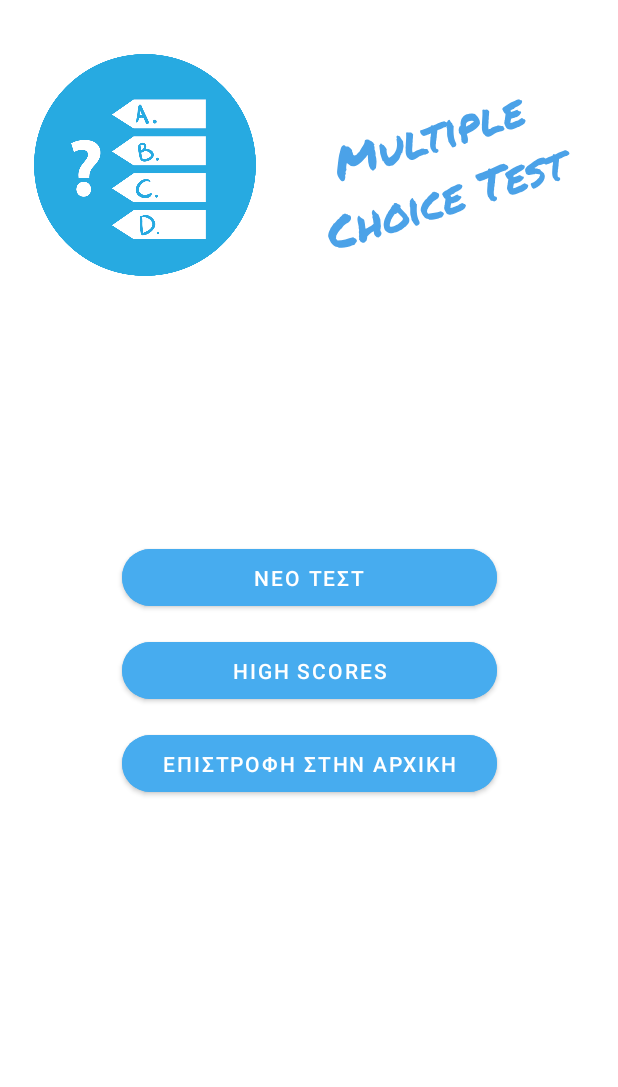
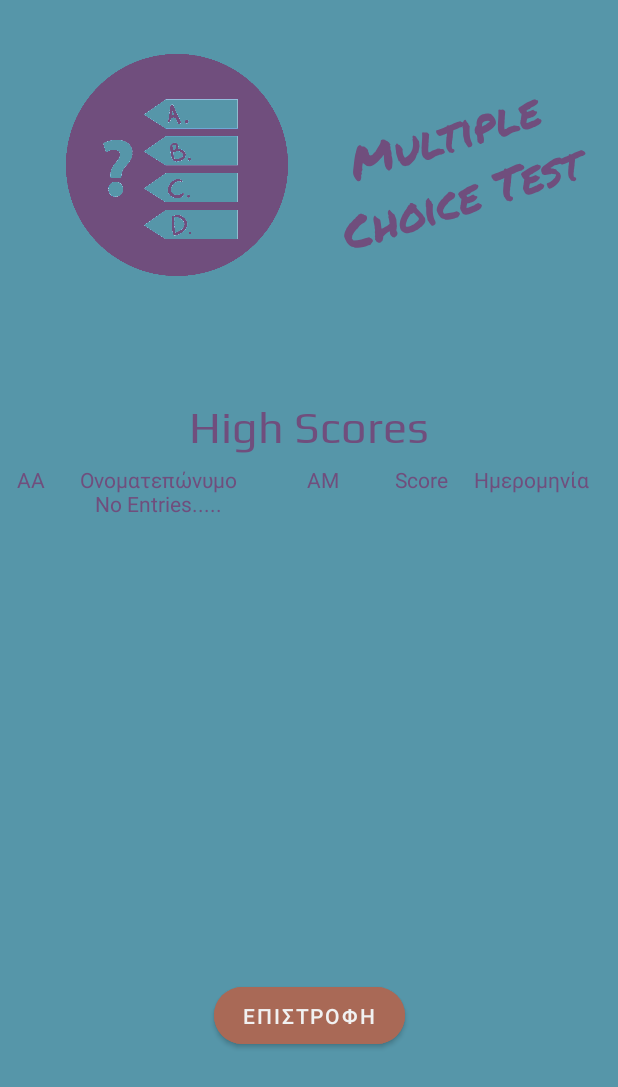
Before and after one commit to jimdoudev/multiple-choice-android, an Android app: the Menu screen opened directly, with no data from a screen before it, after a tap on "HIGH SCORES", on a phone screen of 412 x 824 dp. Shown: the top 1087 px of the screen. Run offline under Robolectric (Android 15) with nearby library versions, the phone set to English and light mode, and no system bars.

Commit message:
HighScores Activity and New Color Style

```diff
--- /dev/null
+++ b/app/src/main/java/com/example/multiplechoiceproject/HighScores.java
@@ -0,0 +1,72 @@
+package com.example.multiplechoiceproject;
+
+import androidx.appcompat.app.AppCompatActivity;
+
+import android.database.Cursor;
+import android.database.sqlite.SQLiteDatabase;
+import android.os.Bundle;
+import android.view.View;
+import android.view.Window;
+import android.view.WindowManager;
+import android.widget.Button;
+import android.widget.TextView;
+
+public class HighScores extends AppCompatActivity {
+
+    TextView TvAA;
+    TextView TvFullName;
+    TextView TvAM;
+    TextView TvHighScore;
+    TextView TvDate;
+    SQLiteDatabase DB;
+    Button BtMen;
+
+    @Override
+    protected void onCreate(Bundle savedInstanceState) {
+        super.onCreate(savedInstanceState);
+        //Remove title bar
+        this.getWindow().requestFeature(Window.FEATURE_NO_TITLE);
+        //hide the title bar
+        getSupportActionBar().hide();
+        //Remove notification bar
+        this.getWindow().setFlags(WindowManager.LayoutParams.FLAG_FULLSCREEN, WindowManager.LayoutParams.FLAG_FULLSCREEN);
+        setContentView(R.layout.activity_high_scores);
+        TvAA = findViewById(R.id.TvAA);
+        TvFullName = findViewById(R.id.TvFullName);
+        TvAM = findViewById(R.id.TvAM);
+        TvHighScore = findViewById(R.id.TvHighScore);
+        TvDate = findViewById(R.id.TvDate);
+        DB = SQLiteDatabase.openDatabase(getApplicationContext().getFilesDir() + "/MultipleChoiceProject.db", null, 0);
+        BtMen = findViewById(R.id.BtMen);
+        BtMen.setOnClickListener(new View.OnClickListener() {
+            @Override
+            public void onClick(View v) {
+                finish();
+            }
+        });
+        ShowData(DB);
+    }
+
+    public void ShowData(SQLiteDatabase DB) {
+        Cursor Cur = DB.rawQuery("SELECT ScoreID, Name, AM, Score, Date FROM Scores", null);
+        if(Cur.moveToFirst()) {
+            do {
+                int ScoreID = Cur.getInt(0);
+                TvAA.append(Integer.toString(ScoreID) + "\n");
+                String Name = Cur.getString(1);
+                TvFullName.append(Name + "\n");
+                String AM = Cur.getString(2);
+                TvAM.append(AM + "\n");
+                String Score = Cur.getString(3);
+                TvHighScore.append(Score + " %\n");
+                String Date = Cur.getString(4);
+                TvDate.append(Date + "\n");
+
+            } while(Cur.moveToNext());
+            Cur.close();
+
+        } else {
+            TvFullName.append("No Entries.....");
+        }
+    }
+}
--- a/app/src/main/java/com/example/multiplechoiceproject/Menu.java
+++ b/app/src/main/java/com/example/multiplechoiceproject/Menu.java
@@ -40,7 +40,8 @@ public class Menu extends AppCompatActivity implements View.OnClickListener{
             startActivity(intent);
         }
         if(v == BtGrades) {
-            //TODO intent grades
+            Intent intent = new Intent(getApplicationContext(), HighScores.class);
+            startActivity(intent);
         }
         if(v == BtReturn) {
             finish();
--- a/app/src/main/java/com/example/multiplechoiceproject/MultipleChoice.java
+++ b/app/src/main/java/com/example/multiplechoiceproject/MultipleChoice.java
@@ -144,7 +144,8 @@ public class MultipleChoice extends AppCompatActivity implements View.OnClickLis
         for(i = 0; i < 4; i++) {
             TvAnswers[i].setBackground(Backdraw);
             if(i == SelectedAnswer)
-                TvAnswers[i].setBackgroundColor(Color.GREEN);
+                //Color color = new Color();
+                TvAnswers[i].setBackgroundColor(Color.parseColor("#6da956"));
         }
     }
 
@@ -215,6 +216,7 @@ public class MultipleChoice extends AppCompatActivity implements View.OnClickLis
         stmt.bindString(2, AM);
         stmt.bindString(3, Score);
         stmt.bindString(4, DateSnap);
+        stmt.executeInsert();
     }
 
     @Override
@@ -239,7 +241,7 @@ public class MultipleChoice extends AppCompatActivity implements View.OnClickLis
 
     public void GetDate() {
         Date Date = Calendar.getInstance().getTime();
-        DateFormat DateFormat = new SimpleDateFormat("dd-MM-yyyy HH:mm:ss");
+        DateFormat DateFormat = new SimpleDateFormat("dd-MM-yyyy");
         DateSnap = DateFormat.format(Date);
         System.out.println(DateSnap);
     }
--- /dev/null
+++ b/app/src/main/res/layout/activity_high_scores.xml
@@ -0,0 +1,179 @@
+<?xml version="1.0" encoding="utf-8"?>
+<androidx.constraintlayout.widget.ConstraintLayout xmlns:android="http://schemas.android.com/apk/res/android"
+    xmlns:app="http://schemas.android.com/apk/res-auto"
+    xmlns:tools="http://schemas.android.com/tools"
+    android:layout_width="match_parent"
+    android:layout_height="match_parent"
+    android:background="#5696a9"
+    android:backgroundTint="#5696a9"
+    tools:context=".HighScores">
+
+    <Button
+        android:id="@+id/BtMen"
+        android:layout_width="127dp"
+        android:layout_height="50dp"
+        android:layout_marginTop="12dp"
+        android:backgroundTint="#a96956"
+        android:text="ΕΠΙΣΤΡΟΦΗ"
+        android:textColor="#F1F1F1"
+        app:cornerRadius="60dp"
+        app:layout_constraintEnd_toEndOf="parent"
+        app:layout_constraintStart_toStartOf="parent"
+        app:layout_constraintTop_toBottomOf="@+id/scrollView2" />
+
+    <TextView
+        android:id="@+id/textView8"
+        android:layout_width="wrap_content"
+        android:layout_height="wrap_content"
+        android:layout_marginTop="60dp"
+        android:fontFamily="@font/play"
+        android:text="High Scores"
+        android:textColor="#704e7d"
+        android:textSize="30sp"
+        app:layout_constraintEnd_toEndOf="parent"
+        app:layout_constraintHorizontal_bias="0.5"
+        app:layout_constraintStart_toStartOf="parent"
+        app:layout_constraintTop_toBottomOf="@+id/imageView4" />
+
+    <ImageView
+        android:id="@+id/imageView4"
+        android:layout_width="148dp"
+        android:layout_height="188dp"
+        android:layout_marginStart="32dp"
+        android:layout_marginTop="16dp"
+        app:layout_constraintEnd_toStartOf="@+id/textView9"
+        app:layout_constraintHorizontal_bias="0.5"
+        app:layout_constraintStart_toStartOf="parent"
+        app:layout_constraintTop_toTopOf="parent"
+        app:srcCompat="@drawable/logo" />
+
+    <TextView
+        android:id="@+id/textView9"
+        android:layout_width="195dp"
+        android:layout_height="79dp"
+        android:layout_marginTop="52dp"
+        android:fontFamily="@font/permanent_marker"
+        android:rotation="-17"
+        android:rotationY="6"
+        android:text="Multiple Choice Test"
+        android:textAlignment="center"
+        android:textColor="#704e7d"
+        android:textSize="30sp"
+        app:layout_constraintEnd_toEndOf="parent"
+        app:layout_constraintHorizontal_bias="0.5"
+        app:layout_constraintStart_toEndOf="@+id/imageView4"
+        app:layout_constraintTop_toTopOf="@+id/imageView4" />
+
+    <ScrollView
+        android:id="@+id/scrollView2"
+        android:layout_width="388dp"
+        android:layout_height="330dp"
+        android:layout_marginTop="8dp"
+        app:layout_constraintEnd_toEndOf="parent"
+        app:layout_constraintHorizontal_bias="0.444"
+        app:layout_constraintStart_toStartOf="parent"
+        app:layout_constraintTop_toBottomOf="@+id/textView8">
+
+        <LinearLayout
+            android:layout_width="match_parent"
+            android:layout_height="wrap_content">
+
+            <HorizontalScrollView
+                android:layout_width="20dp"
+                android:layout_height="match_parent"
+                tools:layout_editor_absoluteX="-196dp"
+                tools:layout_editor_absoluteY="448dp">
+
+                <LinearLayout
+                    android:layout_width="wrap_content"
+                    android:layout_height="match_parent"
+                    android:orientation="vertical">
+
+                    <TextView
+                        android:id="@+id/TvAA"
+                        android:layout_width="20dp"
+                        android:layout_height="wrap_content"
+                        android:text="ΑΑ\n"
+                        android:textAlignment="center"
+                        android:textColor="#704e7d" />
+                </LinearLayout>
+            </HorizontalScrollView>
+
+            <HorizontalScrollView
+                android:layout_width="150dp"
+                android:layout_height="match_parent">
+
+                <LinearLayout
+                    android:layout_width="wrap_content"
+                    android:layout_height="match_parent"
+                    android:orientation="vertical">
+
+                    <TextView
+                        android:id="@+id/TvFullName"
+                        android:layout_width="150dp"
+                        android:layout_height="match_parent"
+                        android:text="Ονοματεπώνυμο\n"
+                        android:textAlignment="center"
+                        android:textColor="#704e7d" />
+                </LinearLayout>
+            </HorizontalScrollView>
+
+            <HorizontalScrollView
+                android:layout_width="70dp"
+                android:layout_height="match_parent">
+
+                <LinearLayout
+                    android:layout_width="wrap_content"
+                    android:layout_height="match_parent"
+                    android:orientation="vertical">
+
+                    <TextView
+                        android:id="@+id/TvAM"
+                        android:layout_width="70dp"
+                        android:layout_height="wrap_content"
+                        android:text="ΑΜ\n"
+                        android:textAlignment="center"
+                        android:textColor="#704e7d" />
+                </LinearLayout>
+            </HorizontalScrollView>
+
+            <HorizontalScrollView
+                android:layout_width="60dp"
+                android:layout_height="match_parent">
+
+                <LinearLayout
+                    android:layout_width="wrap_content"
+                    android:layout_height="match_parent"
+                    android:orientation="vertical">
+
+                    <TextView
+                        android:id="@+id/TvHighScore"
+                        android:layout_width="60dp"
+                        android:layout_height="wrap_content"
+                        android:text="Score\n"
+                        android:textAlignment="center"
+                        android:textColor="#704e7d" />
+                </LinearLayout>
+            </HorizontalScrollView>
+
+            <HorizontalScrollView
+                android:layout_width="match_parent"
+                android:layout_height="match_parent">
+
+                <LinearLayout
+                    android:layout_width="wrap_content"
+                    android:layout_height="match_parent"
+                    android:orientation="vertical">
+
+                    <TextView
+                        android:id="@+id/TvDate"
+                        android:layout_width="87dp"
+                        android:layout_height="match_parent"
+                        android:text="Ημερομηνία\n"
+                        android:textAlignment="center"
+                        android:textColor="#704e7d" />
+                </LinearLayout>
+            </HorizontalScrollView>
+        </LinearLayout>
+    </ScrollView>
+</androidx.constraintlayout.widget.ConstraintLayout>
--- a/app/src/main/res/layout/activity_menu.xml
+++ b/app/src/main/res/layout/activity_menu.xml
@@ -4,6 +4,7 @@
     xmlns:tools="http://schemas.android.com/tools"
     android:layout_width="match_parent"
     android:layout_height="match_parent"
+    android:background="#5696a9"
     tools:context=".Menu">
 
     <ImageView
@@ -27,7 +28,7 @@
         android:rotationY="6"
         android:text="Multiple Choice Test"
         android:textAlignment="center"
-        android:textColor="#4BA2E8"
+        android:textColor="#704e7d"
         android:textSize="30sp"
         app:layout_constraintEnd_toEndOf="parent"
         app:layout_constraintHorizontal_bias="0.5"
@@ -39,7 +40,7 @@
         android:layout_width="250dp"
         android:layout_height="50dp"
         android:layout_marginTop="156dp"
-        android:backgroundTint="#47ACEF"
+        android:backgroundTint="#a96956"
         android:text="ΝΕΟ ΤΕΣΤ"
         app:cornerRadius="50dp"
         app:layout_constraintEnd_toEndOf="parent"
@@ -52,7 +53,7 @@
         android:layout_width="250dp"
         android:layout_height="50dp"
         android:layout_marginTop="12dp"
-        android:backgroundTint="#47ACEF"
+        android:backgroundTint="#a96956"
         android:text="HIGH SCORES"
         app:cornerRadius="50dp"
         app:layout_constraintStart_toStartOf="@+id/BtNew"
@@ -63,7 +64,7 @@
         android:layout_width="250dp"
         android:layout_height="50dp"
         android:layout_marginTop="12dp"
-        android:backgroundTint="#47ACEF"
+        android:backgroundTint="#a96956"
         android:text="ΕΠΙΣΤΡΟΦΗ ΣΤΗΝ ΑΡΧΙΚΗ"
         app:cornerRadius="50dp"
         app:layout_constraintStart_toStartOf="@+id/BtGrades"
```
Also changed, not shown: app/src/main/AndroidManifest.xml (+8 -1 lines), app/src/main/java/com/example/multiplechoiceproject/WelcomePage.java (+0 -10 lines), app/src/main/res/layout/activity_data_entry.xml (+8 -4 lines), app/src/main/res/layout/activity_evaluation.xml (+8 -2 lines), app/src/main/res/layout/activity_main.xml (+4 -5 lines), app/src/main/res/layout/activity_multiple_choice.xml (+12 -1 lines), app/src/main/res/drawable/logo.png.
